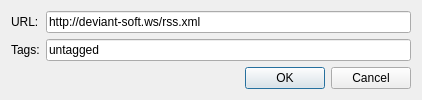
This is src/plugins/aggregator/addfeed.ui in 0xd34df00d/leechcraft as Qt 5 draws it before an edit. The edited form follows.
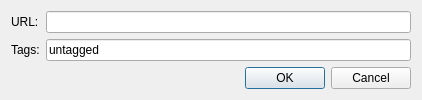
This is the edited form. Icons and pictures are not drawn. Custom widgets are drawn as their Qt base class.

Commit message: Aggregator: removed the default feed URL.

```diff
--- a/src/plugins/aggregator/addfeed.ui
+++ b/src/plugins/aggregator/addfeed.ui
@@ -33,7 +33,7 @@
      <item row="0" column="1">
       <widget class="QLineEdit" name="URL_">
        <property name="text">
-        <string>http://deviant-soft.ws/rss.xml</string>
+        <string></string>
        </property>
       </widget>
      </item>
```
The commit also changes 1 other file.
